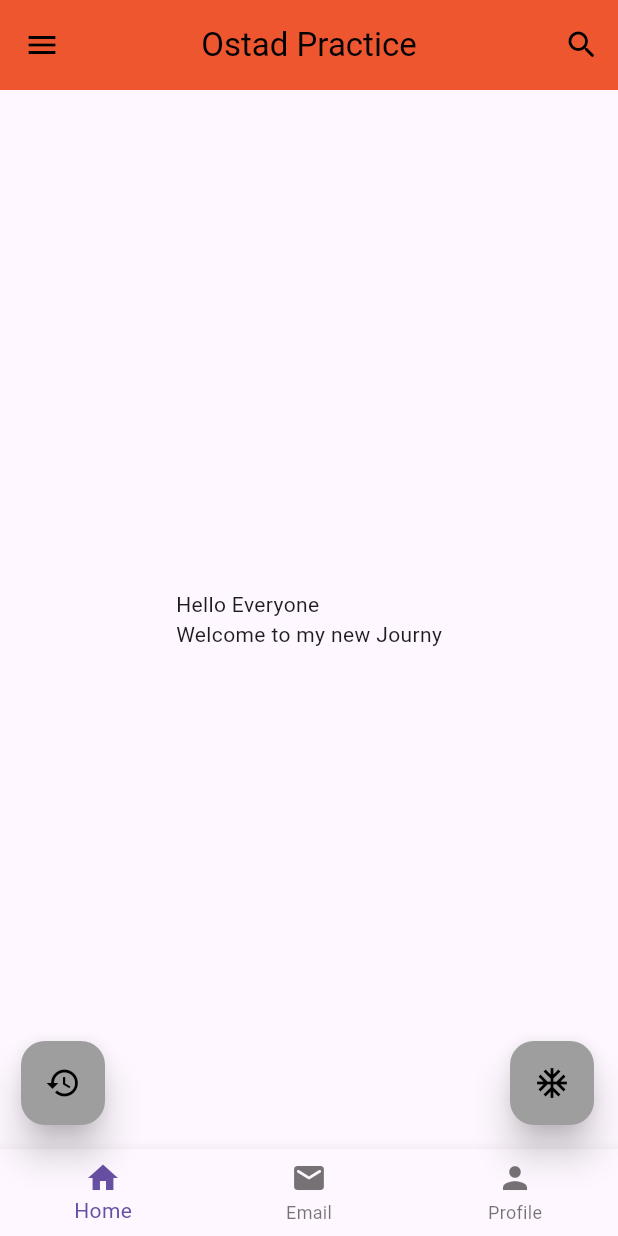
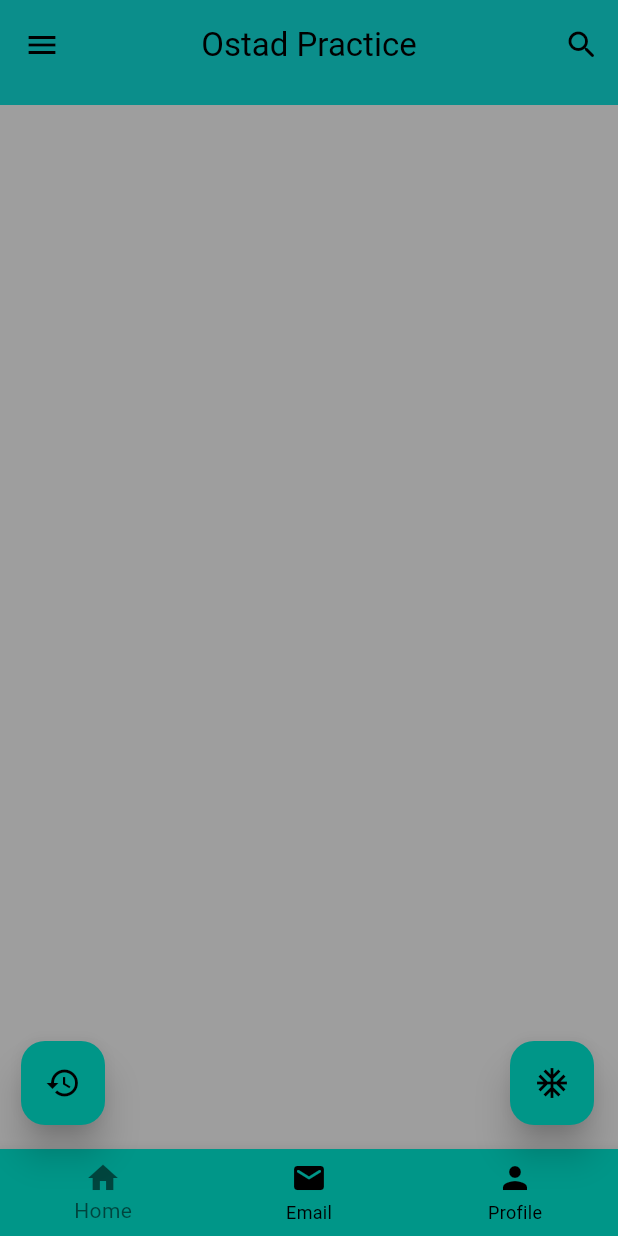
Before and after one commit to mdbappy21/flutter_practice, a Flutter app: the screen it shows after launch, on a phone screen of 412 x 824 dp. Run offline on Flutter 3.47's test engine with Material 3 defaults, Android fonts, the phone set to English and light mode, and no system bars.

Commit message:
simple change

```diff
--- a/lib/Screens/HomeActivity.dart
+++ b/lib/Screens/HomeActivity.dart
@@ -5,18 +5,37 @@ import '../widgets/appBar.dart';
 import '../widgets/bottomNavigationBar.dart';
 
 class HomeActivity extends StatelessWidget {
+  const HomeActivity({super.key});
 
   @override
   Widget build(BuildContext context) {
     return Scaffold(
+      backgroundColor: Colors.grey,
       appBar: appBar(),
       floatingActionButton: const FAButton(),
       bottomNavigationBar: bottomNavigationBar(),
       drawer: AppDrawer(),
       endDrawer: AppDrawer(),
       body: const Center(
-        child: Text("Hello Everyone\nWelcome to my new Journy"),
-      ),
+        child:Column(
+          children: [
+
+          ],
+        ),
+      )
+
+      // const Center(
+      //   child: Text(
+      //     "Hello Everyone .\nWelcome to my new Journey.",
+      //     textAlign: TextAlign.center,
+      //     maxLines: 2,
+      //     style: TextStyle(
+      //         fontSize: 20,
+      //         fontWeight: FontWeight.w700,
+      //         overflow: TextOverflow.ellipsis),
+      //   ),
+      // ),
+
     );
   }
 }
--- a/lib/main.dart
+++ b/lib/main.dart
@@ -12,10 +12,11 @@ class MyApp extends StatelessWidget {
   @override
   Widget build(BuildContext context) {
     return MaterialApp(
+        title:"App1" ,
         theme: ThemeData(primarySwatch: Colors.amber),
         darkTheme: ThemeData(primarySwatch: Colors.deepOrange),
         color: Colors.cyan,
         debugShowCheckedModeBanner: false,
-        home: HomeActivity());
+        home: const HomeActivity());
   }
 }
--- a/lib/widgets/FAButton.dart
+++ b/lib/widgets/FAButton.dart
@@ -15,16 +15,17 @@ class FAButton extends StatelessWidget {
             elevation: 10,
             child: Icon(Icons.restore),
             onPressed: (){snackBar.mySnackBar("This is Floating Action Button 1", context);},
-            backgroundColor: Colors.grey,
+            backgroundColor: Colors.teal,
             foregroundColor: Colors.black,
           ),
+
         ),
         Expanded(child: Container()),
         FloatingActionButton(
           elevation: 10,
           child: Icon(Icons.ac_unit),
           onPressed: (){snackBar.mySnackBar("This is Floating Action 2", context);},
-          backgroundColor: Colors.grey,
+          backgroundColor: Colors.teal,
           foregroundColor: Colors.black,
         ),
       ],
--- a/lib/widgets/appBar.dart
+++ b/lib/widgets/appBar.dart
@@ -11,7 +11,7 @@ class appBar extends StatelessWidget implements PreferredSizeWidget{
      toolbarHeight: 60,
      toolbarOpacity: 1,
      elevation: 6,
-     backgroundColor: Colors.deepOrange,
+     backgroundColor: Colors.teal,
      foregroundColor: Colors.black,
      actions: [
        IconButton(
@@ -26,5 +26,5 @@ class appBar extends StatelessWidget implements PreferredSizeWidget{
 
   @override
   // TODO: implement preferredSize
-  Size get preferredSize => Size.fromHeight(60);
+  Size get preferredSize => Size.fromHeight(70);
 }
--- a/lib/widgets/bottomNavigationBar.dart
+++ b/lib/widgets/bottomNavigationBar.dart
@@ -5,6 +5,7 @@ class bottomNavigationBar extends StatelessWidget{
   @override
   Widget build(BuildContext context) {
     return BottomNavigationBar(
+      backgroundColor: Colors.teal,
       currentIndex: 0,
       items: const [
         BottomNavigationBarItem(icon: Icon(Icons.home), label: "Home"),
@@ -12,6 +13,8 @@ class bottomNavigationBar extends StatelessWidget{
             icon: Icon(Icons.email_rounded), label: "Email"),
         BottomNavigationBarItem(icon: Icon(Icons.person), label: "Profile")
       ],
+      selectedItemColor: Colors.black54,
+      unselectedItemColor: Colors.black,
       onTap: (int index) {
         if (index == 0) {
           snackBar.mySnackBar("Home bottom menu", context);
```
